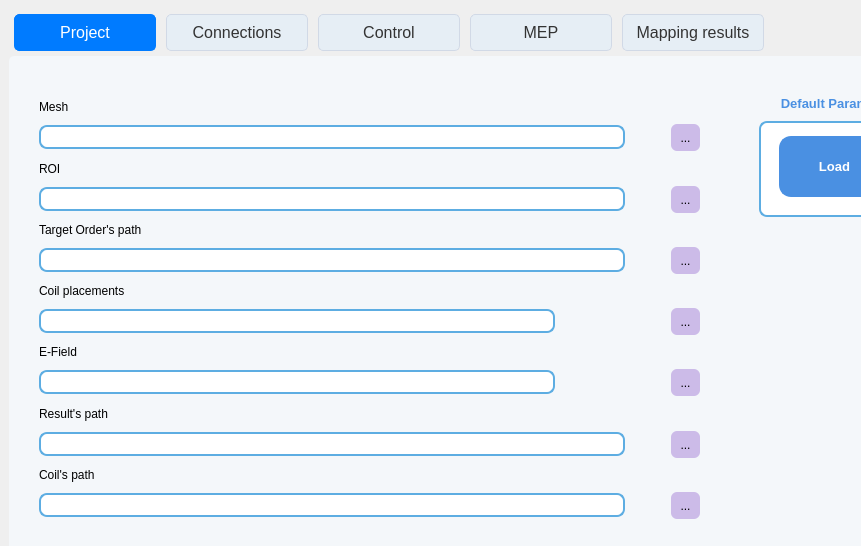
Old version of the form src/neuropilot/controller/gui/pipeline_control2.ui in the repository TMS-NeuroPilot/tms-neuropilot; both pictures show x 0 to 861 and y 0 to 546 of the 1244 by 894 pixel window.
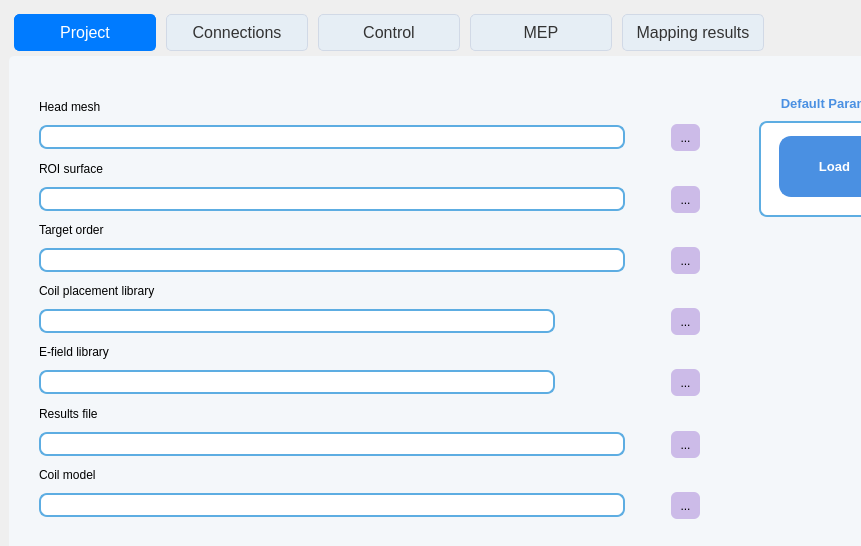
New version of the form. The open tabs and pages were chosen to show the change. Icons and pictures are not drawn. Custom widgets are drawn as their Qt base class.

Commit message:
Polish the Project tab labels and add path-field tooltips
Renames the awkward possessive labels (Coil's path -> Coil model,
Result's path -> Results file, Target Order's path -> Target order,
Mesh -> Head mesh, ROI -> ROI surface, E-Field -> E-field library,
Coil placements -> Coil placement library) and adds hover tooltips to
every path field and browse button stating which file type is
expected and where it comes from in the offline workflow.

What changed in the file:
```diff
--- a/src/neuropilot/controller/gui/pipeline_control2.ui
+++ b/src/neuropilot/controller/gui/pipeline_control2.ui
@@ -193,7 +193,7 @@
            <item>
             <widget class="QLabel" name="label">
              <property name="text">
-              <string>Mesh</string>
+              <string>Head mesh</string>
              </property>
             </widget>
            </item>
@@ -275,7 +275,7 @@
            <item>
             <widget class="QLabel" name="label_11">
              <property name="text">
-              <string>ROI</string>
+              <string>ROI surface</string>
              </property>
             </widget>
            </item>
@@ -357,7 +357,7 @@
            <item>
             <widget class="QLabel" name="label_24">
              <property name="text">
-              <string>Target Order's path</string>
+              <string>Target order</string>
              </property>
             </widget>
            </item>
@@ -439,7 +439,7 @@
            <item>
             <widget class="QLabel" name="label_12">
              <property name="text">
-              <string>Coil placements</string>
+              <string>Coil placement library</string>
              </property>
             </widget>
            </item>
@@ -531,7 +531,7 @@
            <item>
             <widget class="QLabel" name="label_14">
              <property name="text">
-              <string>E-Field</string>
+              <string>E-field library</string>
              </property>
             </widget>
            </item>
@@ -623,7 +623,7 @@
            <item>
             <widget class="QLabel" name="label_28">
              <property name="text">
-              <string>Result's path</string>
+              <string>Results file</string>
              </property>
             </widget>
            </item>
@@ -705,7 +705,7 @@
            <item>
             <widget class="QLabel" name="label_30">
              <property name="text">
-              <string>Coil's path</string>
+              <string>Coil model</string>
              </property>
             </widget>
            </item>
```
The commit also changes 1 other file.
